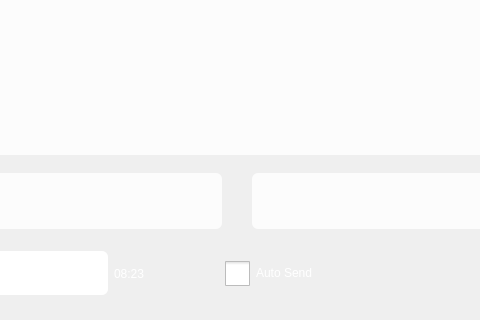
Above: ui/WSpeechGenerationUi.ui from yechaoGitHub/AI before the change; both pictures show x 359 to 839 and y 128 to 448 of the 1078 by 448 pixel window. Below: the same form after it.
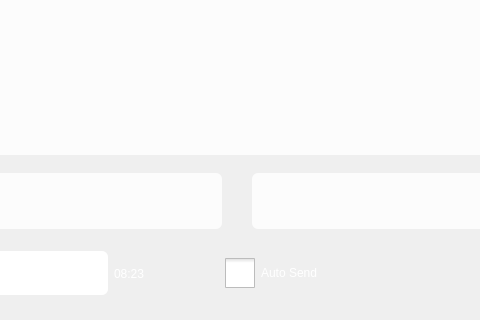
That is the form after the change. Icons and pictures are not drawn.

The edit to the form file:
```diff
--- a/ui/WSpeechGenerationUi.ui
+++ b/ui/WSpeechGenerationUi.ui
@@ -98,11 +98,12 @@
 	color: rgb(255, 255, 255);
 }
 
-QCheckBox::indicator {width: 25px; height: 25px;}
+QCheckBox::indicator {width: 30px; height: 30px;}
 
 QCheckBox::indicator:unchecked {background-image: url(:/QtTest/icon/Speech/chebox_sel.png);}
 
-QCheckBox::indicator:checked {background-image: url(:/QtTest/icon/Speech/chebox_sel.png);}
+QCheckBox::indicator:checked {image: url(:/QtTest/icon/Speech/checkbox_selet.png);}
+
 
 QTextEdit{
 	background-color: transparent;
```
Left out of the diff: 2 changed lines with no effect on the pictures.
